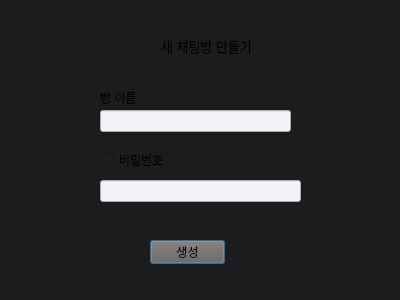
This is src/client/gui/createRoom.ui in TaehyunJeon0203/lanssenger as Qt 5 draws it before an edit. The edited form follows.
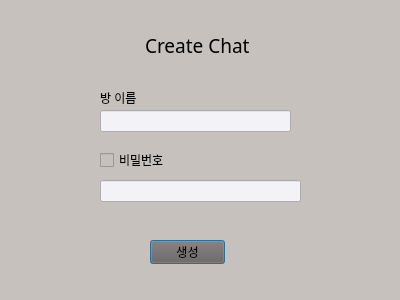
This is the edited form.

Diff of the .ui file:
```diff
--- a/src/client/gui/createRoom.ui
+++ b/src/client/gui/createRoom.ui
@@ -14,27 +14,28 @@
    <string>Dialog</string>
   </property>
   <property name="styleSheet">
-   <string notr="true">background-color: #1C1C1E</string>
+   <string notr="true">background-color: #C6C1BD</string>
   </property>
   <widget class="QLabel" name="createRoomlabel">
    <property name="geometry">
     <rect>
-     <x>140</x>
+     <x>124</x>
      <y>30</y>
-     <width>131</width>
+     <width>151</width>
      <height>31</height>
     </rect>
    </property>
    <property name="font">
     <font>
-     <pointsize>10</pointsize>
+     <family>궁서</family>
+     <pointsize>14</pointsize>
     </font>
    </property>
    <property name="styleSheet">
     <string notr="true"/>
    </property>
    <property name="text">
-    <string>새 채팅방 만들기</string>
+    <string>Create Chat</string>
    </property>
    <property name="wordWrap">
     <bool>false</bool>
```
